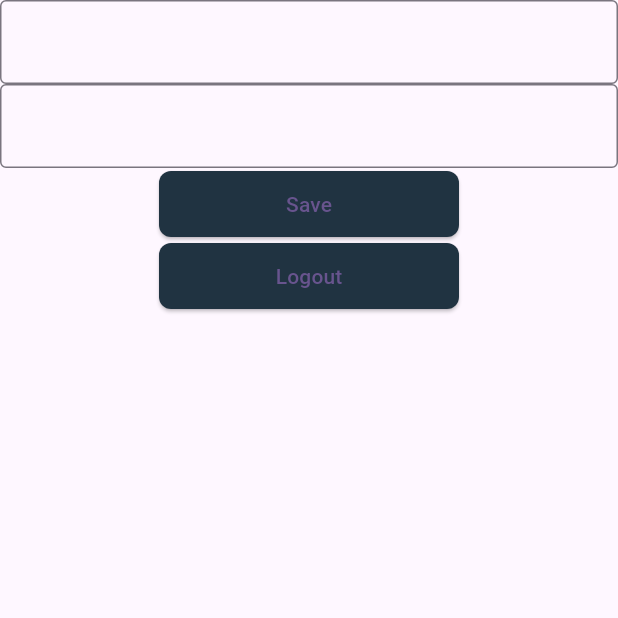
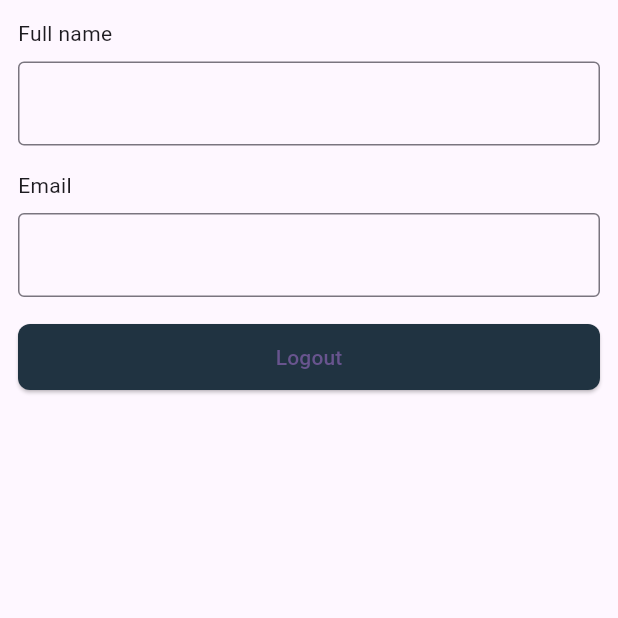
Before and after one commit to iamsusmitashrestha/firebase-app, a Flutter app: the ProfileScreen screen opened by its route, on a phone screen of 412 x 824 dp, the top half of it. Run offline on Flutter 3.47's test engine with Material 2 defaults, Android fonts, the phone set to English and light mode, and no system bars; our stand-ins replace cloud_firestore, firebase_auth, firebase_core, shared_preferences; accounts and stored records are empty.

Commit message:
profile screen

```diff
--- a/lib/features/profile/profile_screen.dart
+++ b/lib/features/profile/profile_screen.dart
@@ -1,37 +1,82 @@
+import 'package:cloud_firestore/cloud_firestore.dart';
+import 'package:firebase_app/common/constants/ui_helpers.dart';
 import 'package:firebase_app/common/widgets/k_button.dart';
 import 'package:firebase_app/common/widgets/k_text_form_field.dart';
-import 'package:firebase_app/features/profile/profile_provider.dart';
 import 'package:firebase_auth/firebase_auth.dart';
 import 'package:flutter/material.dart';
-import 'package:provider/provider.dart';
 
-class ProfileScreen extends StatelessWidget {
+class ProfileScreen extends StatefulWidget {
   const ProfileScreen({super.key});
+
+  @override
+  State<ProfileScreen> createState() => _ProfileScreenState();
+}
+
+class _ProfileScreenState extends State<ProfileScreen> {
+  String fullName = "";
+  String email = "";
+  final _db = FirebaseFirestore.instance;
+
+  void onFullNameChanged(value) {
+    setState(() {
+      fullName = value;
+    });
+  }
+
+  void onEmailChanged(value) {
+    setState(() {
+      email = value;
+    });
+  }
+
+  Future<void> fetchUserData() async {
+    try {
+      String uid = FirebaseAuth.instance.currentUser!.uid;
+      DocumentSnapshot userSnapshot =
+          await FirebaseFirestore.instance.collection('users').doc(uid).get();
+      // userRef.get().then(
+      //     (DocumentSnapshot documentSnapshot) => {print(documentSnapshot)});
+      setState(() {
+        fullName = userSnapshot['fullName'];
+        email = userSnapshot['email'];
+      });
+      print("Data fetched successfully");
+    } catch (e) {
+      print("Error fetching data: $e");
+    }
+  }
+
+  @override
+  void initState() {
+    fetchUserData();
+
+    super.initState();
+  }
 
   @override
   Widget build(BuildContext context) {
     final FirebaseAuth _firebaseAuth = FirebaseAuth.instance;
-    final ProfileProvider profileProvider =
-        Provider.of<ProfileProvider>(context);
-    profileProvider.fetchUserData();
+    final user = FirebaseAuth.instance.currentUser!;
 
     return Scaffold(
       body: SafeArea(
-        child: Column(
+        child: ListView(
+          padding: mPadding,
           children: [
             KTextFormField(
-              initialValue: profileProvider.fullName,
+              label: "Full name",
+              initialValue: user.displayName,
+              onChanged: onFullNameChanged,
+              isRequired: false,
             ),
+            mHeightSpan,
             KTextFormField(
-              initialValue: profileProvider.email,
+              label: "Email",
+              initialValue: user.email,
+              onChanged: onEmailChanged,
+              isRequired: false,
             ),
-            SizedBox(
-              width: 200,
-              child: KButton(
-                child: Text("Save"),
-                onPressed: () {},
-              ),
-            ),
+            mHeightSpan,
             SizedBox(
               width: 200,
               child: KButton(
```
Also changed, not shown: lib/features/profile/profile_provider.dart (deleted, +0 -34 lines), lib/main.dart (+3 -7 lines).
